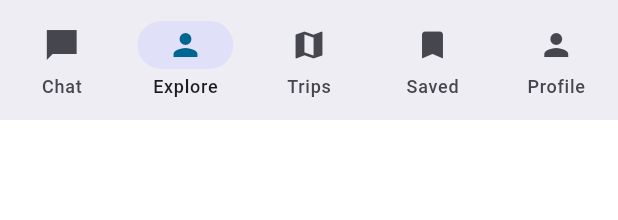
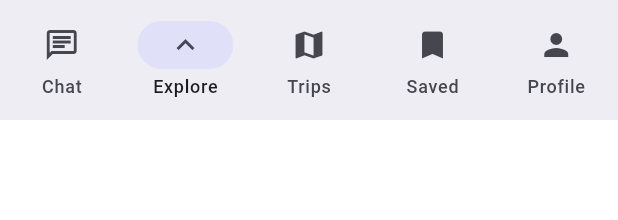
Before and after one commit to yash01fatale/smart-itinerary-planner, a Flutter app: the AppBottomNavBar widget shown alone on an empty page, opened directly, on a phone screen of 412 x 824 dp. Shown: the top 220 px of the screen. Run offline on Flutter 3.47's test engine with Material 3 defaults, Android fonts, the phone set to English and light mode, and no system bars; our stand-ins replace cloud_firestore, emoji_picker_flutter, firebase_auth, firebase_core, firebase_storage, google_fonts and 1 more; missing offline and left inert: dart:js_interop; accounts and stored records are empty; network calls fail.

Commit message:
Tab switch error correction

```diff
--- a/lib/screens/messageScreens/Message_screen.dart
+++ b/lib/screens/messageScreens/Message_screen.dart
@@ -32,6 +32,7 @@ class _MessagesScreenState extends State<MessagesScreen> {
       bottomNavigationBar: const AppBottomNavBar(
         selectedIndex: 1,
       ),
+
       body: Column(
         children: [
           const SizedBox(height: 10),
--- a/lib/widgets/app_bar.dart
+++ b/lib/widgets/app_bar.dart
@@ -18,6 +18,7 @@ class CustomAppBar extends StatelessWidget
     final photoUrl = user?.photoURL;
 
     return AppBar(
+      automaticallyImplyLeading: false,
       elevation: 0,
       backgroundColor: Colors.white,
       title: const Row(
--- a/lib/widgets/app_bottom_nav_bar.dart
+++ b/lib/widgets/app_bottom_nav_bar.dart
@@ -59,43 +59,23 @@ class AppBottomNavBar extends StatelessWidget {
       },
       destinations: const [
         NavigationDestination(
-          icon: Icon(Icons.chat_bubble_sharp),
-          selectedIcon: Icon(
-            Icons.person,
-            color: Color(0xff006591),
-          ),
+          icon: Icon(Icons.chat_outlined),
           label: "Chat",
         ),
         NavigationDestination(
-          icon: Icon(Icons.search),
-          selectedIcon: Icon(
-            Icons.person,
-            color: Color(0xff006591),
-          ),
+          icon: Icon(Icons.expand_less_outlined),
           label: "Explore",
         ),
         NavigationDestination(
           icon: Icon(Icons.map),
-          selectedIcon: Icon(
-            Icons.person,
-            color: Color(0xff006591),
-          ),
           label: "Trips",
         ),
         NavigationDestination(
           icon: Icon(Icons.bookmark),
-          selectedIcon: Icon(
-            Icons.person,
-            color: Color(0xff006591),
-          ),
           label: "Saved",
         ),
         NavigationDestination(
           icon: Icon(Icons.person),
-          selectedIcon: Icon(
-            Icons.person,
-            color: Color(0xff006591),
-          ),
           label: "Profile",
         ),
       ],
```
Also changed, not shown: lib/screens/exploreScreen.dart (+0 -28 lines). Lines whose indentation alone changed are shown as unchanged.
